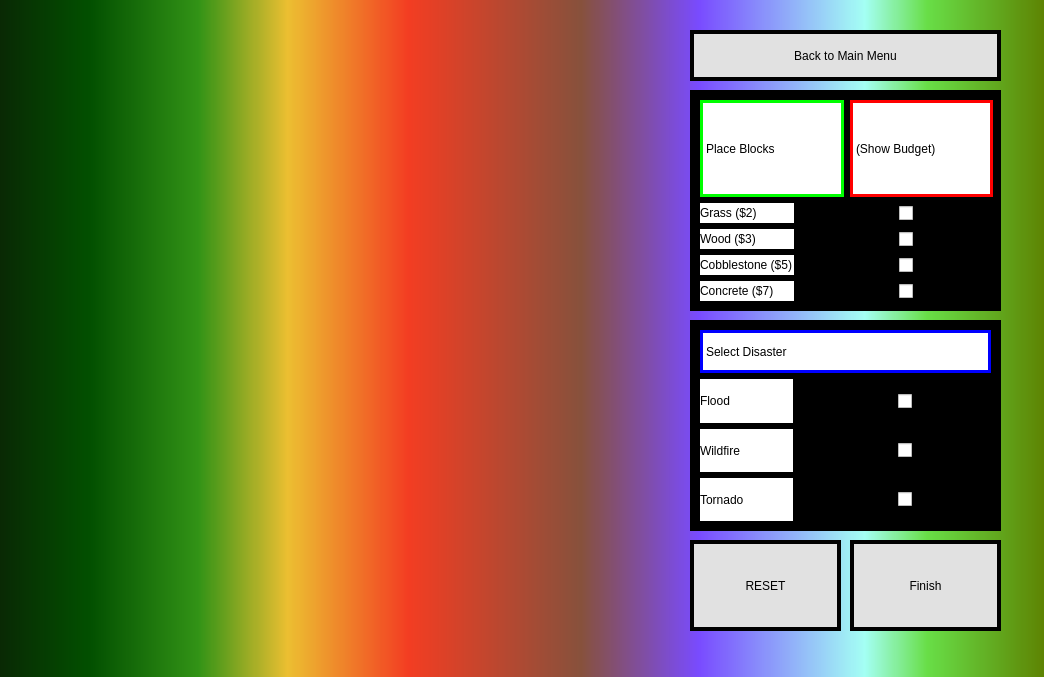
Above: code/gamewindow.ui from popInNotOut/nightmare-survival-simulator before the change. Below: the same form after it.
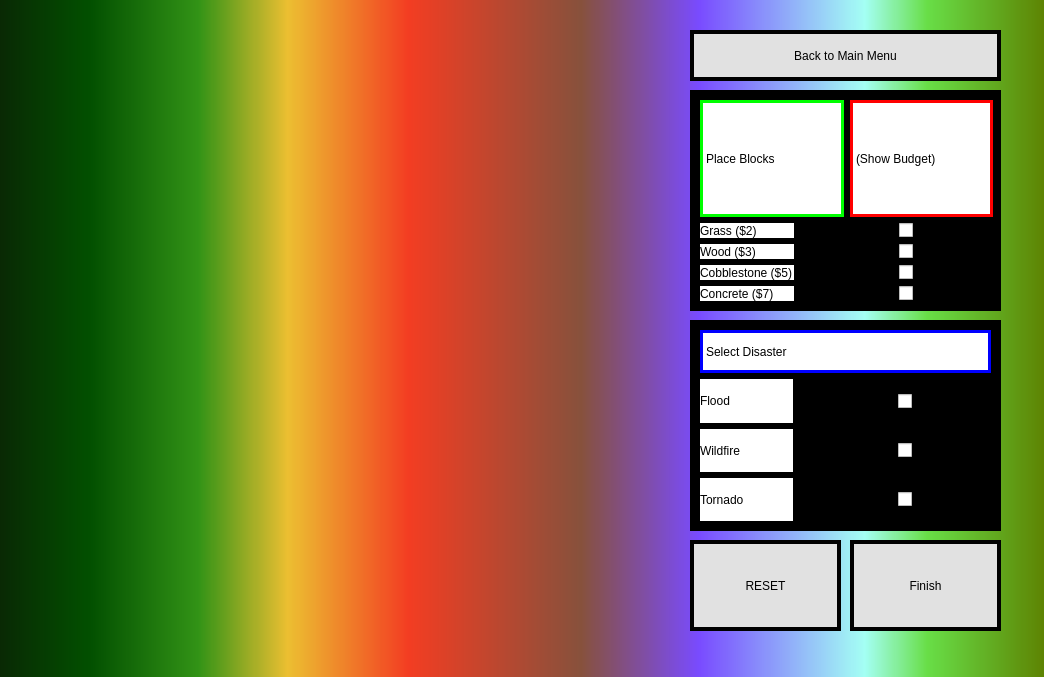
That is the form after the change. Icons and pictures are not drawn.

Commit message: Fixed colors display so the default text color is always black

The edit to the form file:
```diff
--- a/code/gamewindow.ui
+++ b/code/gamewindow.ui
@@ -151,6 +151,7 @@
 	background-color: white;
 	font: 9pt &quot;8514oem&quot;;
 	qproperty-alignment: AlignCenter;
+	color: black;
 }</string>
           </property>
           <property name="text">
@@ -168,6 +169,7 @@
 	background-color: white;
 	font: 9pt &quot;8514oem&quot;;
 	qproperty-alignment: AlignCenter;
+	color: black;
 }</string>
           </property>
           <property name="text">
@@ -186,6 +188,7 @@
 	background-color: white;
 	font: 600 9pt &quot;Segoe UI Semibold&quot;;
 	qproperty-alignment: AlignCenter;
+	color: black;
 }</string>
           </property>
           <property name="text">
@@ -203,7 +206,7 @@
         <item>
          <widget class="QCheckBox" name="grassCheckBox">
           <property name="text">
-           <string>CheckBox</string>
+           <string/>
           </property>
          </widget>
         </item>
@@ -218,6 +221,7 @@
 	background-color: white;
 	font: 600 9pt &quot;Segoe UI Semibold&quot;;
 	qproperty-alignment: AlignCenter;
+	color: black;
 }</string>
           </property>
           <property name="text">
@@ -235,7 +239,7 @@
         <item>
          <widget class="QCheckBox" name="woodCheckBox">
           <property name="text">
-           <string>CheckBox</string>
+           <string/>
           </property>
          </widget>
         </item>
@@ -250,6 +254,7 @@
 	background-color: white;
 	font: 600 9pt &quot;Segoe UI Semibold&quot;;
 	qproperty-alignment: AlignCenter;
+	color: black;
 }</string>
           </property>
           <property name="text">
@@ -267,7 +272,7 @@
         <item>
          <widget class="QCheckBox" name="cobblestoneCheckBox">
           <property name="text">
-           <string>CheckBox</string>
+           <string/>
           </property>
          </widget>
         </item>
@@ -282,6 +287,7 @@
 	background-color: white;
 	font: 600 9pt &quot;Segoe UI Semibold&quot;;
 	qproperty-alignment: AlignCenter;
+	color: black;
 }</string>
           </property>
           <property name="text">
@@ -299,7 +305,7 @@
         <item>
          <widget class="QCheckBox" name="concreteCheckBox">
           <property name="text">
-           <string>CheckBox</string>
+           <string/>
           </property>
          </widget>
         </item>
```
Left out of the diff: 23 changed lines with no effect on the pictures. The commit also changes 3 other files.
